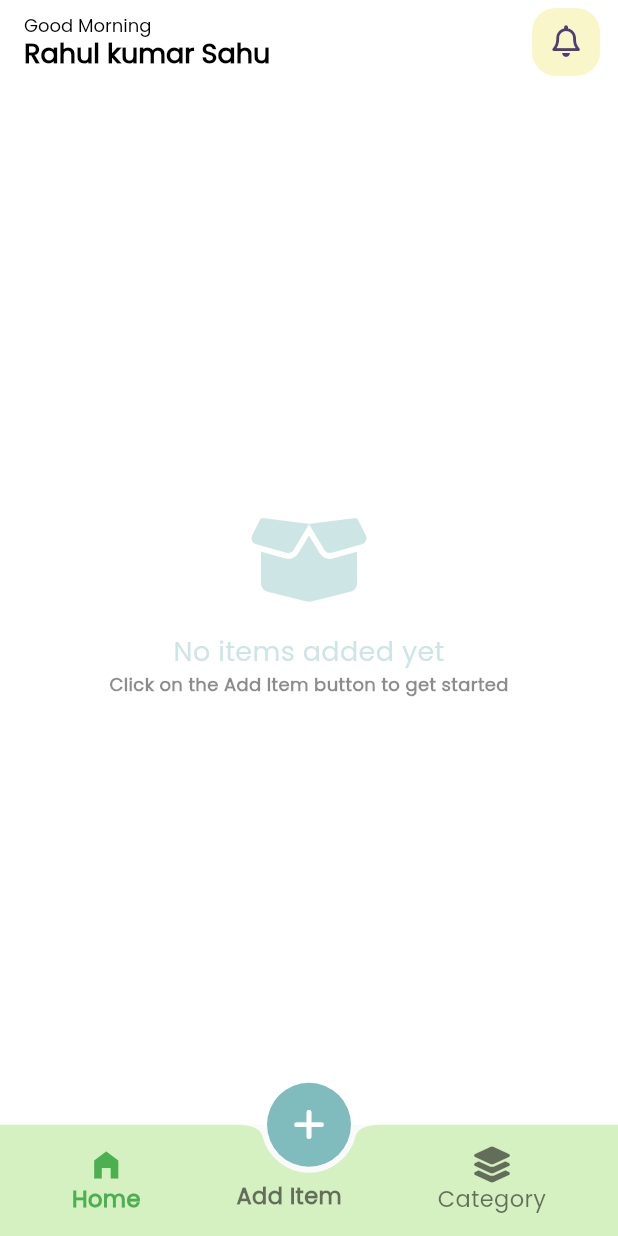
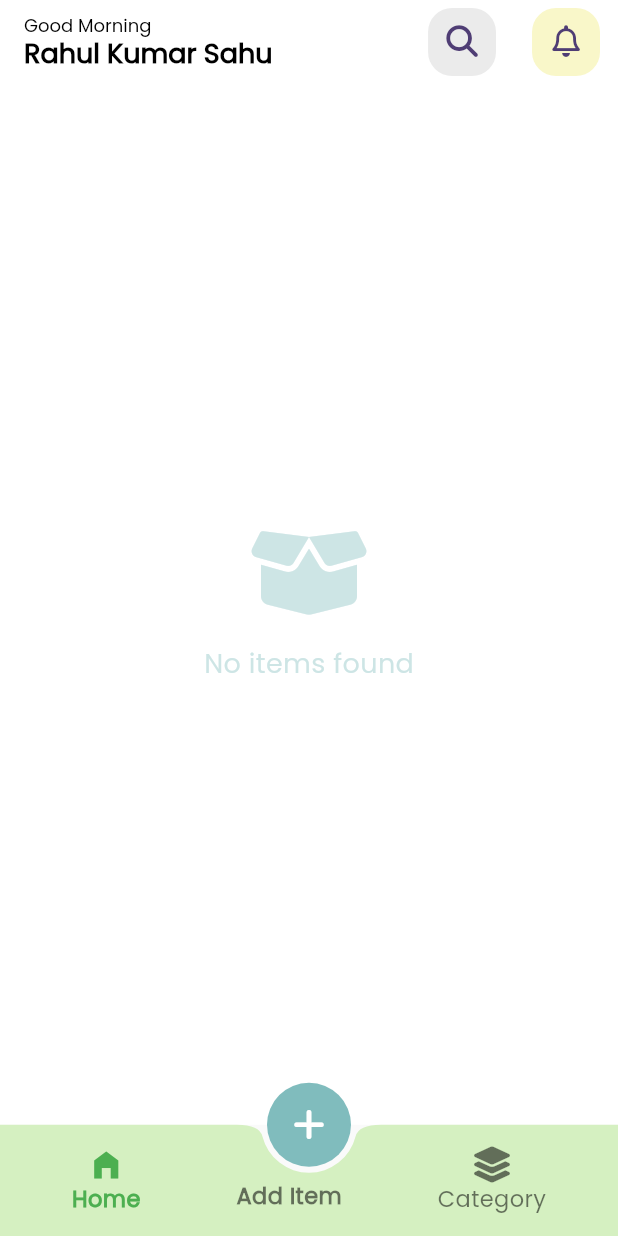
Before and after one commit to rahulkumardev24/SmartStock-ExpiryTracker, a Flutter app: the screen it shows after launch, on a phone screen of 412 x 824 dp. Run offline on Flutter 3.47's test engine with Material 3 defaults, Android fonts, the phone set to English and light mode, and no system bars; our stand-ins replace font_awesome_flutter, hive, hive_flutter, image_picker, lottie; accounts and stored records are empty.

Commit message:
improve home screen

```diff
--- a/lib/screen/home_screen.dart
+++ b/lib/screen/home_screen.dart
@@ -10,6 +10,7 @@ import 'package:smartstock/utils/custom_text_style.dart';
 import 'package:smartstock/widgets/my_list_card.dart';
 import 'package:smartstock/widgets/my_navigation_button.dart';
 import 'package:smartstock/widgets/notification_badge.dart';
+import 'package:smartstock/widgets/search_box.dart';
 
 class HomeScreen extends StatefulWidget {
   const HomeScreen({super.key});
@@ -19,6 +20,10 @@ class HomeScreen extends StatefulWidget {
 }
 
 class _HomeScreenState extends State<HomeScreen> {
+  final searchController = TextEditingController();
+  bool isSearchOpen = false;
+  List<Item> filteredItems = [];
+
   /// here we create function for greeting
   String getGreeting() {
     int hour = DateTime.now().hour;
@@ -31,6 +36,33 @@ class _HomeScreenState extends State<HomeScreen> {
     } else {
       return "Good Night";
     }
+  }
+
+  @override
+  void initState() {
+    super.initState();
+    searchController.addListener(_filterItems);
+  }
+
+  @override
+  void dispose() {
+    searchController.removeListener(_filterItems);
+    searchController.dispose();
+    super.dispose();
+  }
+
+  void _filterItems() {
+    final query = searchController.text.toLowerCase();
+    final box = Hive.box<Item>('items');
+
+    setState(() {
+      filteredItems =
+          box.values.where((item) {
+            return item.itemName.toLowerCase().contains(query) ||
+                item.categoryType.toLowerCase().contains(query) ||
+                item.expiryDate.toLowerCase().contains(query);
+          }).toList();
+    });
   }
 
   int _getExpiringItemsCount() {
@@ -47,26 +79,49 @@ class _HomeScreenState extends State<HomeScreen> {
     }).length;
   }
 
-
   @override
   Widget build(BuildContext context) {
     final mqWidth = MediaQuery.of(context).size.width;
+
     return Scaffold(
       backgroundColor: Colors.white,
 
-      /// --- APP BAR --- ///
+      /// ---- APP BAR ---- ///
       appBar: AppBar(
         title: Column(
           crossAxisAlignment: CrossAxisAlignment.start,
           children: [
             Text(getGreeting(), style: myTextStyle12()),
             Text(
-              "Rahul kumar Sahu ",
+              "Rahul Kumar Sahu",
               style: myTextStyle18(fontWeight: FontWeight.bold),
             ),
           ],
         ),
         actions: [
+          SizedBox(
+            width: mqWidth * 0.11,
+            height: mqWidth * 0.11,
+            child: MyNavigationButton(
+              btnIcon:
+                  isSearchOpen
+                      ? FontAwesomeIcons.xmark
+                      : FontAwesomeIcons.magnifyingGlass,
+              onPressed: () {
+                setState(() {
+                  isSearchOpen = !isSearchOpen;
+                  if (!isSearchOpen) {
+                    searchController.clear();
+                  }
+                });
+              },
+              iconSize: 21,
+              btnRadius: 100,
+              btnBackground: Colors.black12.withAlpha(20),
+            ),
+          ),
+          SizedBox(width: 12),
+          SizedBox(width: 12),
           ValueListenableBuilder(
             valueListenable: Hive.box<Item>('items').listenable(),
             builder: (context, box, _) {
@@ -108,10 +163,24 @@ class _HomeScreenState extends State<HomeScreen> {
       ),
 
       /// ---- BODY ---- ///
-      body: ValueListenableBuilder(
+      body: Column(
+        children: [
+          if (isSearchOpen)
+            SearchBox(
+              controller: searchController,
+              onSearch: (query) {
+                _filterItems();
+              },
+            ),
+          Expanded(
+            child: ValueListenableBuilder(
               valueListenable: Hive.box<Item>('items').listenable(),
               builder: (context, Box<Item> box, _) {
-          if (box.isEmpty) {
+                final itemsToShow =
+                    searchController.text.isEmpty
+                        ? box.values.toList().reversed.toList()
+                        : filteredItems.reversed.toList();
+                if (itemsToShow.isEmpty) {
                   return Center(
                     child: Column(
                       mainAxisAlignment: MainAxisAlignment.center,
@@ -123,51 +192,28 @@ class _HomeScreenState extends State<HomeScreen> {
                         ),
                         const SizedBox(height: 16),
                         Text(
-                    'No items added yet',
+                          'No items found',
                           style: myTextStyle18(
                             fontColor: AppColors.main.withAlpha(100),
-                    ),
-                  ),
-                  Text(
-                    'Click on the Add Item button to get started',
-                    style: myTextStyle12(
-                      fontColor: Colors.black45,
-                      fontWeight: FontWeight.bold,
                           ),
                         ),
                       ],
                     ),
                   );
                 }
-
-          final items = box.values.toList();
-          items.sort((a, b) {
-            final daysLeftA = AppUtils.getDaysLeft(a.expiryDate);
-            final daysLeftB = AppUtils.getDaysLeft(b.expiryDate);
-
-            /// Put today/tomorrow items first
-            if ((daysLeftA == 0 || daysLeftA == 1) &&
-                (daysLeftB != 0 && daysLeftB != 1)) {
-              return -1;
-            }
-            if ((daysLeftB == 0 || daysLeftB == 1) &&
-                (daysLeftA != 0 && daysLeftA != 1)) {
-              return 1;
-            }
-
-            // For other items, sort by expiry date
-            return daysLeftA.compareTo(daysLeftB);
-          });
                 return ListView.builder(
                   padding: const EdgeInsets.all(16),
-            itemCount: items.length,
+                  itemCount: itemsToShow.length,
                   itemBuilder: (context, index) {
-              final item = items[index];
+                    final item = itemsToShow[index];
                     return MyListCard(item: item, box: box);
                   },
                 );
               },
             ),
+          ),
+        ],
+      ),
     );
   }
 }
```
Also changed, not shown: lib/widgets/search_box.dart (added, +45 -0 lines). Lines whose indentation alone changed are shown as unchanged.
